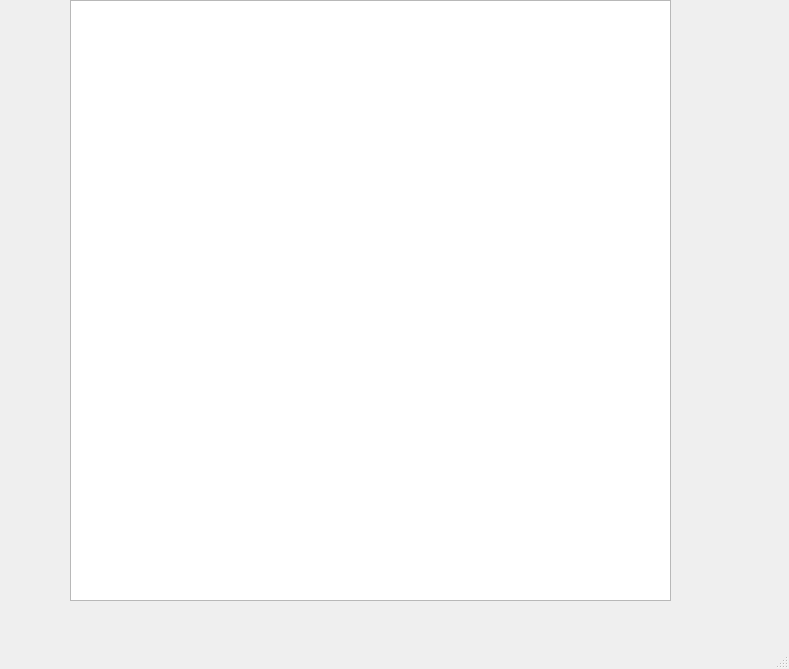
Old version of the form mainwindow.ui in the repository Imarjimenez/Proyecto-final.
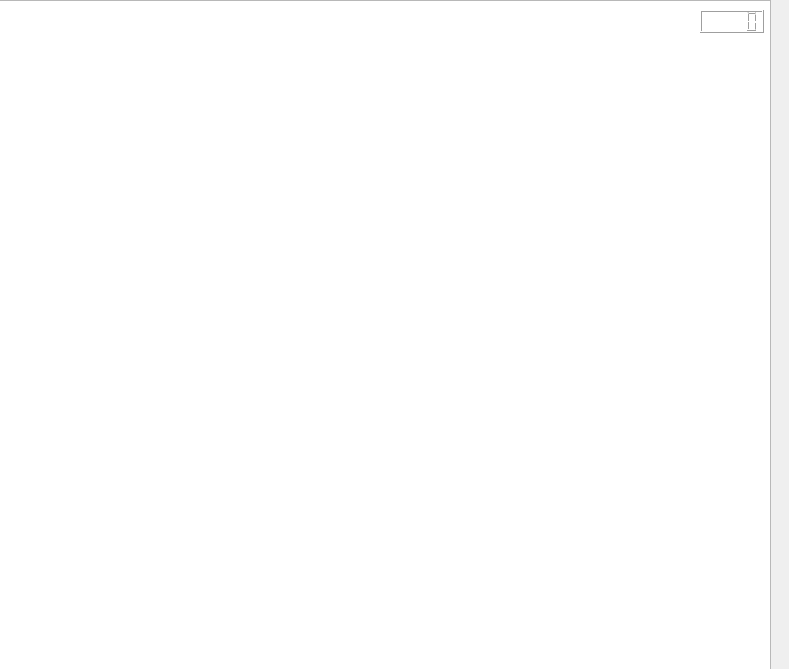
New version of the form.

Patch:
```diff
--- a/mainwindow.ui
+++ b/mainwindow.ui
@@ -17,25 +17,24 @@
    <widget class="QGraphicsView" name="graphicsView">
     <property name="geometry">
      <rect>
-      <x>70</x>
+      <x>-20</x>
       <y>0</y>
-      <width>601</width>
-      <height>601</height>
+      <width>791</width>
+      <height>671</height>
      </rect>
     </property>
    </widget>
-  </widget>
-  <widget class="QMenuBar" name="menubar">
+   <widget class="QLCDNumber" name="lcdNumber">
    <property name="geometry">
     <rect>
-     <x>0</x>
-     <y>0</y>
-     <width>789</width>
-     <height>21</height>
+      <x>700</x>
+      <y>10</y>
+      <width>64</width>
+      <height>23</height>
     </rect>
    </property>
   </widget>
-  <widget class="QStatusBar" name="statusbar"/>
+  </widget>
  </widget>
  <resources/>
  <connections/>
```
Lines whose indentation alone changed are shown as unchanged.
